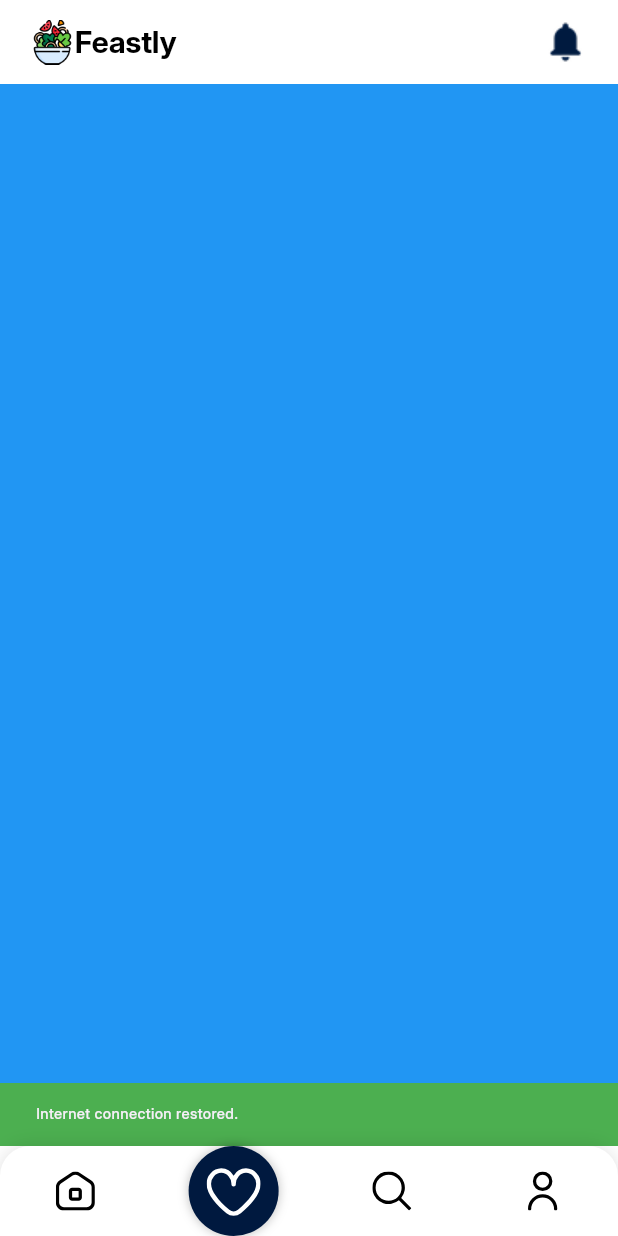
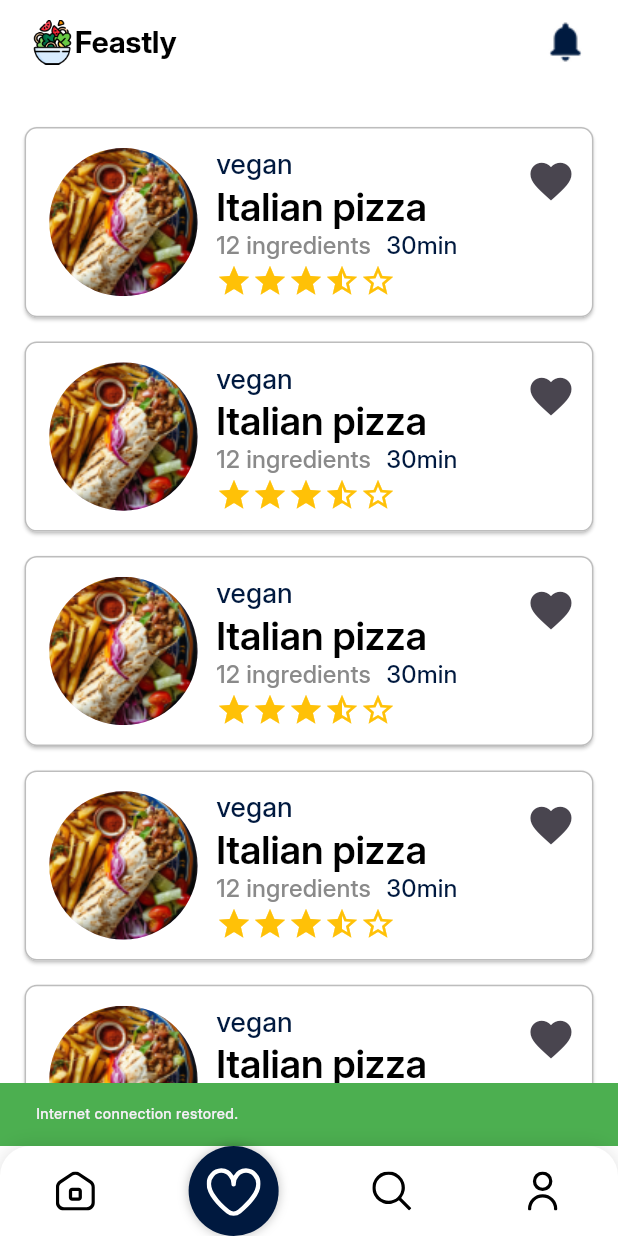
Before and after one commit to Galal-20/feastly, a Flutter app: the HomePage screen opened by its route, item 2 of the bottom bar chosen, on a phone screen of 412 x 824 dp. Run offline on Flutter 3.47's test engine with Material 3 defaults, Android fonts, the phone set to English and light mode, and no system bars; our stand-ins replace cloud_firestore, dartz, dio, equatable, firebase_auth, firebase_core and 16 more; missing offline and left inert: gif_view, workmanager; accounts and stored records are empty; generated files the repository leaves out were written again; network calls fail; statements that could not run were skipped.

Commit message:
add favourite screen ui

```diff
--- a/lib/src/features/favourite/presentation/screens/FavouriteScreen.dart
+++ b/lib/src/features/favourite/presentation/screens/FavouriteScreen.dart
@@ -1,13 +1,12 @@
+import 'package:feastly/src/features/favourite/presentation/widgets/favourite_screen_body.dart';
 import 'package:flutter/material.dart';
+
 
 class FavouriteScreen extends StatelessWidget {
   const FavouriteScreen({super.key});
 
   @override
   Widget build(BuildContext context) {
-    // TODO: implement build
-    return Container(
-      color: Colors.blue,
-    );
+    return FavouriteScreenBody();
   }
 }
--- /dev/null
+++ b/lib/src/features/favourite/presentation/widgets/favourite_meal_card.dart
@@ -0,0 +1,46 @@
+import 'package:feastly/assets.dart';
+import 'package:feastly/src/core/utils/size_config.dart';
+import 'package:feastly/src/features/favourite/presentation/widgets/favourite_meal_details.dart';
+import 'package:flutter/material.dart';
+
+class FavouriteMealCard extends StatelessWidget {
+  const FavouriteMealCard({
+    super.key,
+  });
+
+  @override
+  Widget build(BuildContext context) {
+    return Padding(
+      padding: EdgeInsets.only(
+        bottom: SizeConfig.height * 0.01,
+      ),
+      child: Card(
+        shape: RoundedRectangleBorder(
+          borderRadius: BorderRadius.circular(SizeConfig.width * 0.02),
+          side: BorderSide(color: Colors.grey.shade400),
+        ),
+        elevation: 1.0,
+        color: Colors.white,
+        child: Padding(
+          padding: EdgeInsets.only(
+            left: SizeConfig.width * 0.04,
+            top: SizeConfig.height * 0.015,
+            bottom: SizeConfig.height * 0.015,
+          ),
+          child: Row(
+            children: [
+              CircleAvatar(
+                radius: SizeConfig.width * 0.12,
+                backgroundImage: AssetImage(Assets.AssetsImagesDish1),
+              ),
+              SizedBox(
+                width: SizeConfig.width * 0.03,
+              ),
+              FavouriteMealDetails()
+            ],
+          ),
+        ),
+      ),
+    );
+  }
+}
--- /dev/null
+++ b/lib/src/features/favourite/presentation/widgets/favourite_meal_details.dart
@@ -0,0 +1,83 @@
+import 'package:feastly/src/core/utils/size_config.dart';
+import 'package:feastly/src/features/favourite/presentation/widgets/star_rating.dart';
+import 'package:flutter/material.dart';
+
+class FavouriteMealDetails extends StatelessWidget {
+  const FavouriteMealDetails({
+    super.key,
+  });
+
+  @override
+  Widget build(BuildContext context) {
+    return SizedBox(
+      width: SizeConfig.width * 0.6,
+      child: Column(
+        crossAxisAlignment: CrossAxisAlignment.start,
+        children: [
+          Row(
+            mainAxisAlignment: MainAxisAlignment.spaceBetween,
+            crossAxisAlignment: CrossAxisAlignment.start,
+            children: [
+              Column(
+                crossAxisAlignment: CrossAxisAlignment.start,
+                children: [
+                  Text(
+                    "vegan",
+                    style: Theme.of(context)
+                        .textTheme
+                        .labelLarge!
+                        .copyWith(fontSize: 18),
+                  ),
+                  SizedBox(
+                    width: SizeConfig.width * 0.45,
+                    child: Text(
+                      "Italian pizza",
+                      maxLines: 2,
+                      overflow: TextOverflow.ellipsis,
+                      style: Theme.of(context)
+                          .textTheme
+                          .displayLarge!
+                          .copyWith(fontSize: 26, fontWeight: FontWeight.w600),
+                    ),
+                  ),
+                ],
+              ),
+              IconButton(
+                icon: Icon(
+                  Icons.favorite,
+                ),
+                style: IconButton.styleFrom(
+                  padding: EdgeInsets.all(0),
+                  iconSize: SizeConfig.width * 0.08,
+                ),
+                onPressed: () {},
+              )
+            ],
+          ),
+          Row(
+            children: [
+              Text(
+                "12 ingredients",
+                style: Theme.of(context)
+                    .textTheme
+                    .titleSmall!
+                    .copyWith(fontSize: 16),
+              ),
+              SizedBox(
+                width: SizeConfig.width * 0.025,
+              ),
+              Text(
+                "30min",
+                style: Theme.of(context)
+                    .textTheme
+                    .labelLarge!
+                    .copyWith(fontSize: 16,fontWeight: FontWeight.w500),
+              ),
+            ],
+          ),
+          StarRating(rating: 3.5)
+        ],
+      ),
+    );
+  }
+}
--- /dev/null
+++ b/lib/src/features/favourite/presentation/widgets/favourite_screen_body.dart
@@ -0,0 +1,23 @@
+import 'package:feastly/src/core/utils/size_config.dart';
+import 'package:feastly/src/features/favourite/presentation/widgets/favourite_meal_card.dart';
+import 'package:flutter/material.dart';
+
+class FavouriteScreenBody extends StatelessWidget {
+  const FavouriteScreenBody({
+    super.key,
+  });
+
+  @override
+  Widget build(BuildContext context) {
+    return ListView.builder(
+      padding: EdgeInsets.symmetric(
+        horizontal: SizeConfig.width * 0.03,
+        vertical: SizeConfig.height * 0.03,
+      ),
+      itemCount: 10,
+      itemBuilder: (context, index) {
+        return FavouriteMealCard();
+      },
+    );
+  }
+}
--- /dev/null
+++ b/lib/src/features/favourite/presentation/widgets/star_rating.dart
@@ -0,0 +1,31 @@
+import 'package:flutter/material.dart';
+
+class StarRating extends StatelessWidget {
+  final double rating;
+  final double starSize;
+  final Color color;
+
+  const StarRating({
+    super.key,
+    required this.rating,
+    this.starSize = 24,
+    this.color = Colors.amber,
+  });
+
+  @override
+  Widget build(BuildContext context) {
+    int fullStars = rating.floor();
+    bool hasHalfStar = (rating - fullStars) >= 0.5;
+    int emptyStars = 5 - fullStars - (hasHalfStar ? 1 : 0);
+    return Row(
+      mainAxisSize: MainAxisSize.min,
+      children: [
+        for (int i = 0; i < fullStars; i++)
+          Icon(Icons.star, color: color, size: starSize),
+        if (hasHalfStar) Icon(Icons.star_half, color: color, size: starSize),
+        for (int i = 0; i < emptyStars; i++)
+          Icon(Icons.star_border, color: color, size: starSize),
+      ],
+    );
+  }
+}
--- a/pubspec.yaml
+++ b/pubspec.yaml
@@ -60,7 +60,6 @@ dependencies:
   smooth_page_indicator: ^1.2.1
   youtube_player_flutter: ^9.1.1
   internet_connection_checker_plus: ^2.7.1
-
   permission_handler: ^11.4.0
   timezone: ^0.10.0
   flutter_timezone: ^4.1.0
```
Also changed, not shown: 125 other files.
